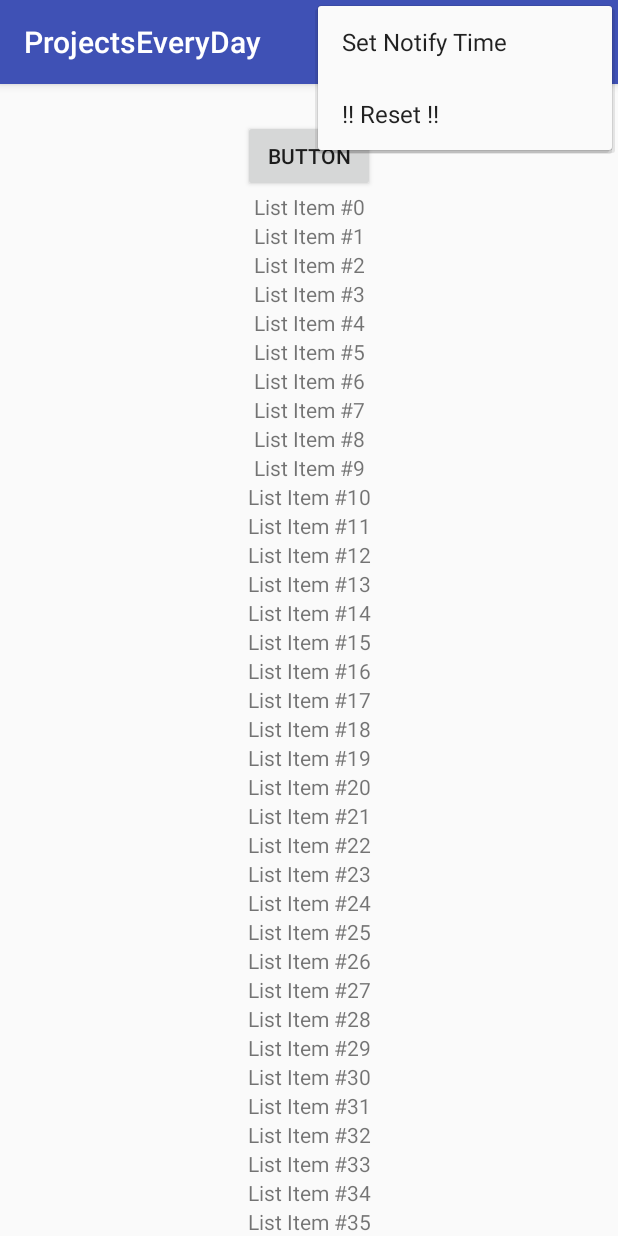
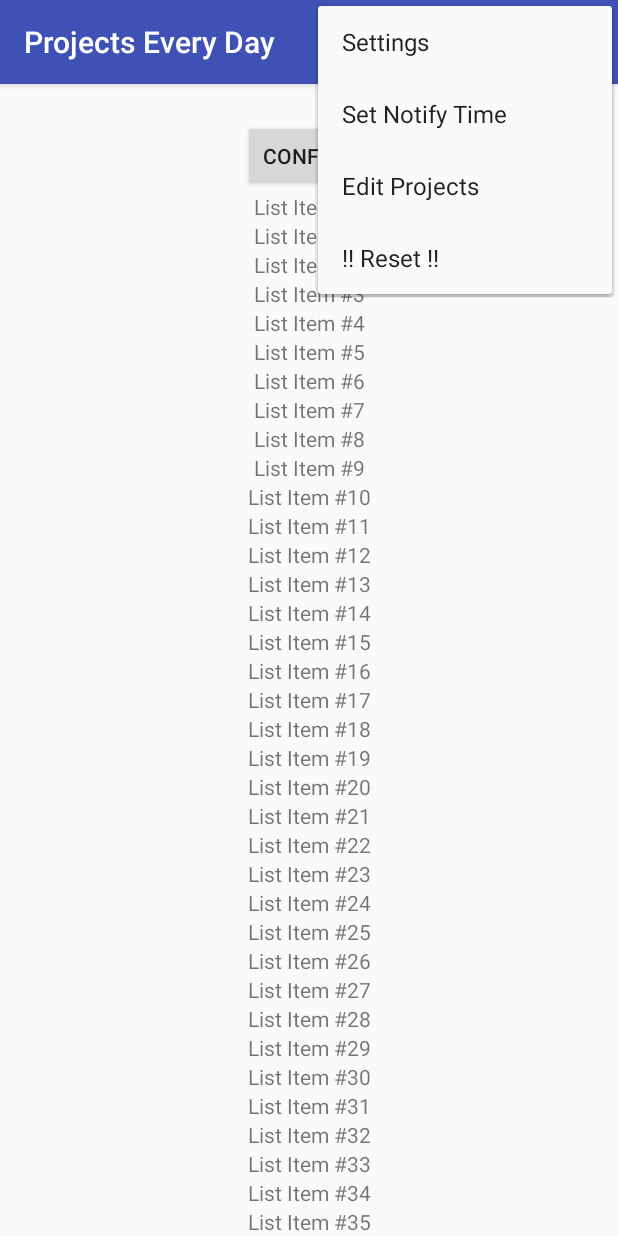
Before and after one commit to FigyTuna/ProjectsEveryDay, an Android app: the screen it shows after launch (MainActivity), with the options menu open, on a phone screen of 412 x 824 dp. Run offline under Robolectric (Android 15) with nearby library versions, the phone set to English and light mode, and no system bars.

Commit message:
Added view and navigation drawer.

```diff
--- a/app/src/main/AndroidManifest.xml
+++ b/app/src/main/AndroidManifest.xml
@@ -20,7 +20,9 @@
         <receiver
             android:name=".MissedNotificationReciever"
             android:enabled="true"
-            android:exported="true"></receiver>
+            android:exported="true" />
+
+        <activity android:name=".ProjectsActivity"></activity>
     </application>
 
 </manifest>
--- a/app/src/main/java/com/figytuna/projectseveryday/MainActivity.java
+++ b/app/src/main/java/com/figytuna/projectseveryday/MainActivity.java
@@ -1,6 +1,7 @@
 package com.figytuna.projectseveryday;
 
 import android.app.TimePickerDialog;
+import android.content.Intent;
 import android.support.v7.app.AppCompatActivity;
 import android.os.Bundle;
 import android.view.Gravity;
@@ -23,6 +24,8 @@ public class MainActivity extends AppCompatActivity {
     protected void onCreate(Bundle savedInstanceState) {
         super.onCreate(savedInstanceState);
         setContentView(R.layout.activity_main);
+
+
 
         projectListLayout = (TableLayout) findViewById(R.id.projectListLayout);
 
@@ -52,6 +55,9 @@ public class MainActivity extends AppCompatActivity {
                 return true;
             case R.id.resetDatabase:
                 new DatabaseHandler(getApplicationContext()).resetDatabase();
+            case R.id.editProjects:
+                Intent nextActivity = new Intent (this, ProjectsActivity.class);
+                startActivity(nextActivity);
             default:
                 return super.onOptionsItemSelected(item);
         }
--- a/app/src/main/res/layout/activity_main.xml
+++ b/app/src/main/res/layout/activity_main.xml
@@ -1,6 +1,10 @@
 <?xml version="1.0" encoding="utf-8"?>
+<android.support.v4.widget.DrawerLayout
+    xmlns:android="http://schemas.android.com/apk/res/android"
+    android:id="@+id/drawer_layout"
+    android:layout_width="match_parent"
+    android:layout_height="match_parent">
     <RelativeLayout xmlns:android="http://schemas.android.com/apk/res/android"
-    xmlns:app="http://schemas.android.com/apk/res-auto"
         xmlns:tools="http://schemas.android.com/tools"
         android:layout_width="match_parent"
         android:layout_height="match_parent"
@@ -20,7 +24,7 @@
             android:layout_height="wrap_content"
             android:layout_below="@+id/projectSpinner"
             android:layout_centerHorizontal="true"
-        android:text="Button" />
+            android:text="@string/confirm_button" />
 
         <ScrollView
             android:layout_width="match_parent"
@@ -42,3 +46,14 @@
             </LinearLayout>
         </ScrollView>
     </RelativeLayout>
+    <ListView android:id="@+id/rightDrawer"
+        android:layout_width="240dp"
+        android:layout_height="match_parent"
+        android:layout_gravity="end"
+        android:choiceMode="singleChoice"
+        android:divider="@android:color/transparent"
+        android:dividerHeight="0dp"
+        android:background="#111" >
+    </ListView>
+
+</android.support.v4.widget.DrawerLayout>
--- a/app/src/main/res/menu/main_activity_menu.xml
+++ b/app/src/main/res/menu/main_activity_menu.xml
@@ -2,8 +2,14 @@
 <menu xmlns:android="http://schemas.android.com/apk/res/android">
 
     <item
+        android:id="@+id/settings"
+        android:title="Settings"/>
+    <item
         android:id="@+id/chooseTime"
         android:title="Set Notify Time"/>
+    <item
+        android:id="@+id/editProjects"
+        android:title="Edit Projects"/>
     <item
         android:id="@+id/resetDatabase"
         android:title="!! Reset !!"/>
--- a/app/src/main/res/values/strings.xml
+++ b/app/src/main/res/values/strings.xml
@@ -1,3 +1,5 @@
 <resources>
-    <string name="app_name">ProjectsEveryDay</string>
+    <string name="app_name">Projects Every Day</string>
+    <string name="confirm_button">Confirm</string>
+    <string name="choose_time">Set Notification Time</string>
 </resources>
```
Also changed, not shown: app/src/main/java/com/figytuna/projectseveryday/DatabaseHandler.java (+12 -0 lines), app/src/main/java/com/figytuna/projectseveryday/ProjectsActivity.java (added, +13 -0 lines), app/src/main/res/layout/activity_projects.xml (added, +9 -0 lines). Lines whose indentation alone changed are shown as unchanged.
